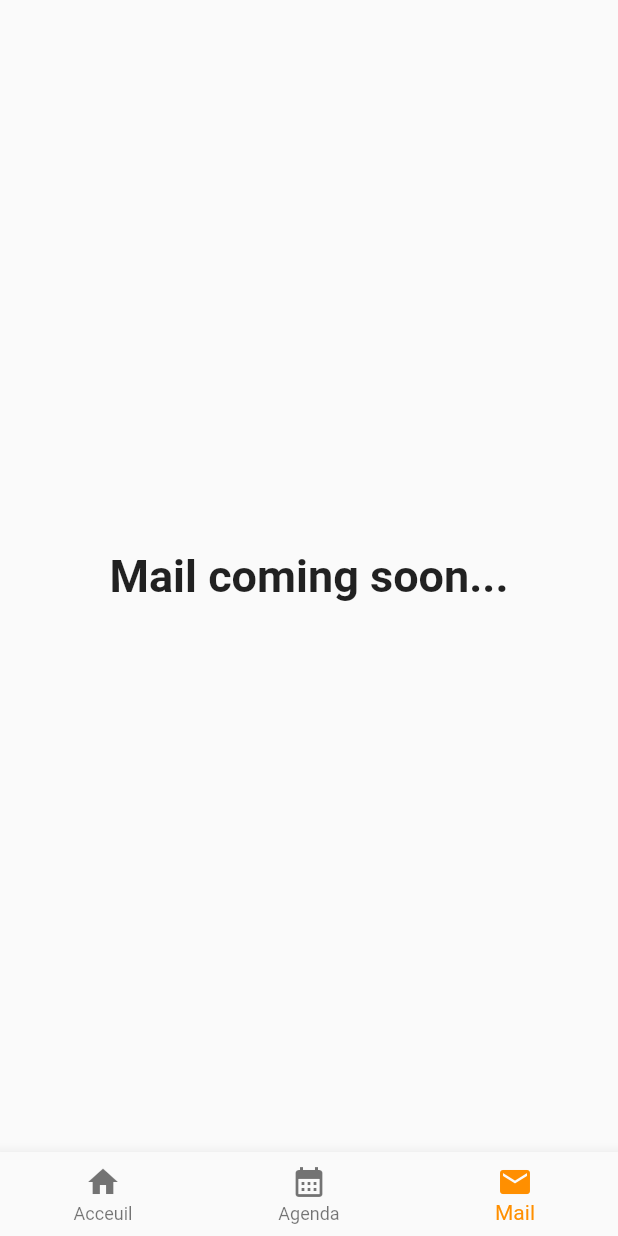
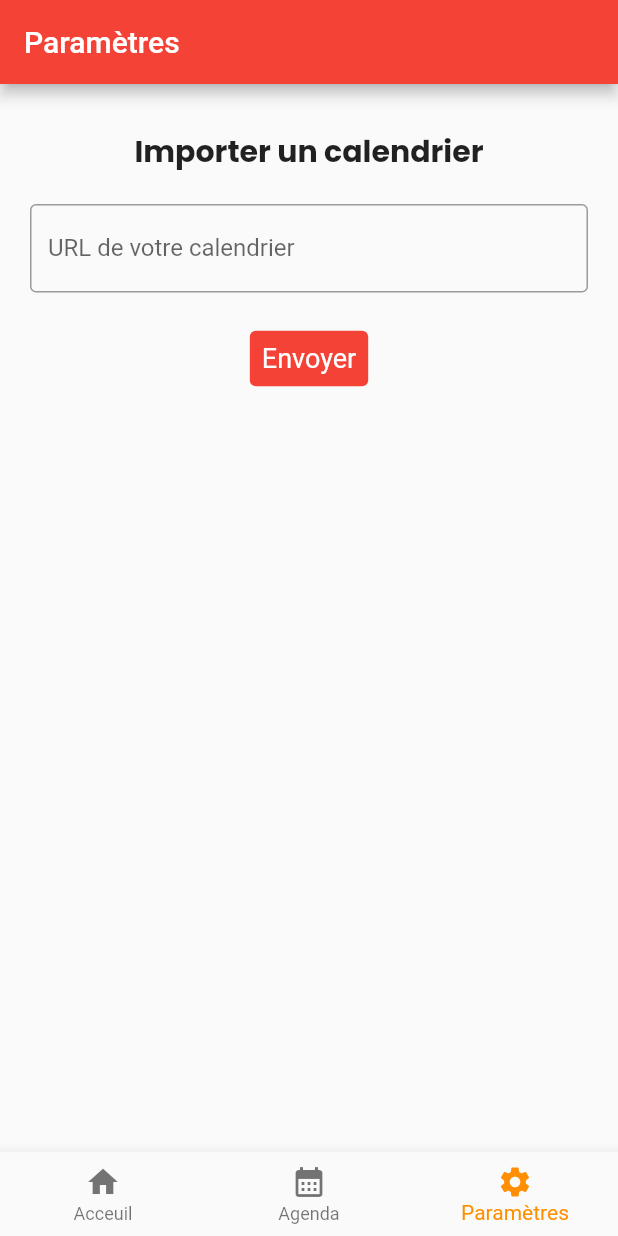
Before and after one commit to lucasmartinelle/UnivAgenda, a Flutter app: the screen it shows after launch, item 3 of the bottom bar chosen, on a phone screen of 412 x 824 dp. Run offline on Flutter 3.47's test engine with Material 2 defaults, Android fonts, the phone set to English and light mode, and no system bars; our stand-ins replace google_fonts, sqflite, syncfusion_flutter_calendar; missing offline and left inert: icalendar_parser; accounts and stored records are empty.

Commit message:
Add settings and remove useless files

```diff
--- /dev/null
+++ b/lib/entity/link.dart
@@ -0,0 +1,16 @@
+class Link {
+  final String link;
+
+  const Link({required this.link});
+
+  Map<String, dynamic> toMap() {
+    return {
+      'link': link,
+    };
+  }
+
+  @override
+  String toString() {
+    return link;
+  }
+}
--- a/lib/main.dart
+++ b/lib/main.dart
@@ -1,5 +1,7 @@
 import 'package:flutter/material.dart';
 import 'package:flutter_localizations/flutter_localizations.dart';
+
+import 'settings.dart';
 import 'agenda.dart';
 
 void main() {
@@ -61,10 +63,7 @@ class _StatefulApplication extends State<StatefulApplication> {
     // Deuxième widget
     AgendaWidget(),
     // Troisième widget
-    Text(
-      'Mail coming soon...',
-      style: optionStyle,
-    ),
+    SettingWidget()
   ];
 
   /// Fonction appelée lorsqu'on clique sur la barre de navigation
@@ -98,8 +97,8 @@ class _StatefulApplication extends State<StatefulApplication> {
             label: 'Agenda',
           ),
           BottomNavigationBarItem(
-            icon: Icon(Icons.mail),
-            label: 'Mail',
+            icon: Icon(Icons.settings),
+            label: 'Paramètres',
           ),
         ],
         // Index du widget actuellement affiché
--- /dev/null
+++ b/lib/settings.dart
@@ -0,0 +1,63 @@
+// Agenda Widget
+
+import 'package:flutter/material.dart';
+import 'package:google_fonts/google_fonts.dart';
+
+import 'db/linkModal.dart';
+import 'entity/link.dart';
+
+class SettingWidget extends StatefulWidget {
+  // constructor
+  const SettingWidget({Key? key}) : super(key: key);
+
+  @override
+  // ignore: library_private_types_in_public_api
+  _SettingWidget createState() => _SettingWidget();
+}
+
+class _SettingWidget extends State<SettingWidget> {
+  TextEditingController urlController = new TextEditingController();
+
+  @override
+  Widget build(BuildContext context) {
+    return Scaffold(
+      appBar:
+          AppBar(backgroundColor: Colors.red, title: const Text("Paramètres")),
+      body: Container(
+          padding: const EdgeInsets.fromLTRB(20.0, 30.0, 20.0, 20.0),
+          alignment: Alignment.center,
+          child: Column(children: [
+            Text("Importer un calendrier",
+                textAlign: TextAlign.left,
+                style: GoogleFonts.poppins(
+                    textStyle: const TextStyle(
+                        fontSize: 20, fontWeight: FontWeight.bold))),
+            const SizedBox(height: 20),
+            TextField(
+              controller: urlController,
+              decoration: const InputDecoration(
+                border: OutlineInputBorder(),
+                labelText: 'URL de votre calendrier',
+              ),
+            ),
+            const SizedBox(height: 20),
+            TextButton(
+              style: TextButton.styleFrom(
+                  textStyle: const TextStyle(fontSize: 18),
+                  backgroundColor: Colors.red),
+              onPressed: updateDatabase,
+              child:
+                  const Text('Envoyer', style: TextStyle(color: Colors.white)),
+            ),
+          ])),
+    );
+  }
+
+  void updateDatabase() async {
+    if (urlController.text.isNotEmpty) {
+      var link = Link(link: urlController.text);
+
+      await linkModal().insertLink(link);
+    }
+  }
+}
```
Also changed, not shown: lib/agenda.dart (+48 -13 lines), lib/db/linkModal.dart (added, +64 -0 lines), 1 other file.
